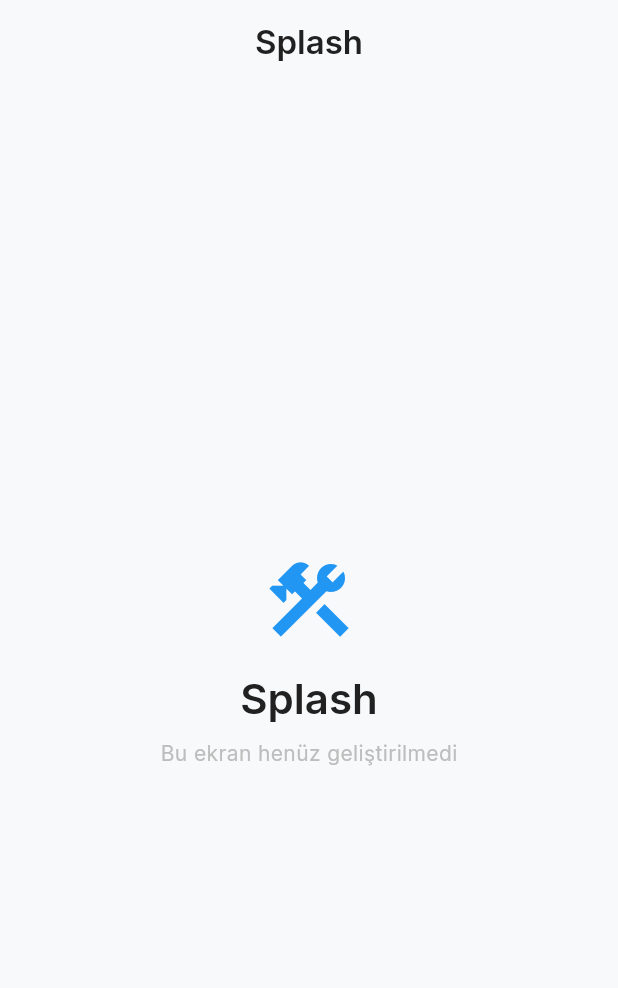
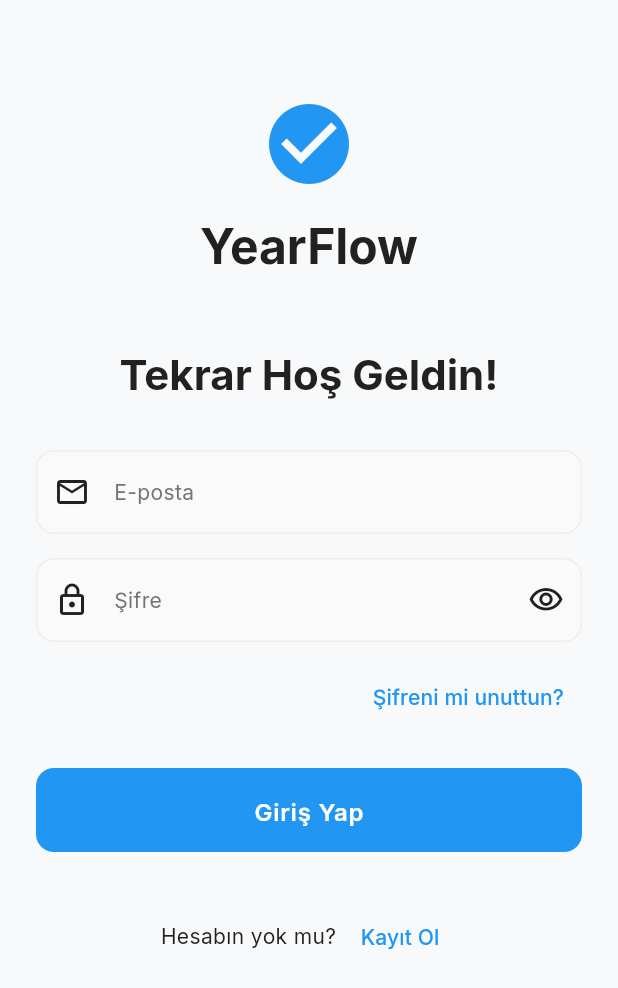
Before and after one commit to mehmetakifkucukkaya/year-flow, a Flutter app: the screen it shows after launch, on a phone screen of 412 x 824 dp. Shown: the top 988 px of the screen. Run offline on Flutter 3.47's test engine with Material 3 defaults, Android fonts, the phone set to English and light mode, and no system bars; our stand-ins replace flutter_riverpod, go_router, google_fonts.

Commit message:
Add auth screens (Login, Register, ForgotPassword) and fix text color visibility

```diff
--- a/lib/core/router/app_router.dart
+++ b/lib/core/router/app_router.dart
@@ -2,37 +2,39 @@ import 'package:flutter/material.dart';
 import 'package:flutter_riverpod/flutter_riverpod.dart';
 import 'package:go_router/go_router.dart';
 
+import '../../features/auth/presentation/forgot_password_page.dart';
+import '../../features/auth/presentation/login_page.dart';
+import '../../features/auth/presentation/register_page.dart';
 import 'app_routes.dart';
 
 /// Router provider
 final routerProvider = Provider<GoRouter>((ref) {
   return GoRouter(
-    initialLocation: AppRoutes.splash,
+    initialLocation: AppRoutes.login,
     debugLogDiagnostics: true,
     routes: [
-      // Splash Screen
+      // Splash Screen (şimdilik login'e yönlendiriyor)
       GoRoute(
         path: AppRoutes.splash,
         name: 'splash',
-        builder: (context, state) => const _PlaceholderScreen(title: 'Splash'),
+        redirect: (context, state) => AppRoutes.login,
       ),
 
       // Auth Routes
       GoRoute(
         path: AppRoutes.login,
         name: 'login',
-        builder: (context, state) => const _PlaceholderScreen(title: 'Giriş'),
+        builder: (context, state) => const LoginPage(),
       ),
       GoRoute(
         path: AppRoutes.register,
         name: 'register',
-        builder: (context, state) => const _PlaceholderScreen(title: 'Kayıt'),
+        builder: (context, state) => const RegisterPage(),
       ),
       GoRoute(
         path: AppRoutes.forgotPassword,
         name: 'forgotPassword',
-        builder: (context, state) =>
-            const _PlaceholderScreen(title: 'Şifre Sıfırlama'),
+        builder: (context, state) => const ForgotPasswordPage(),
       ),
 
       // Onboarding
--- a/lib/core/theme/app_theme.dart
+++ b/lib/core/theme/app_theme.dart
@@ -32,7 +32,10 @@ class AppTheme {
       useMaterial3: true,
       colorScheme: colorScheme,
       scaffoldBackgroundColor: AppColors.backgroundLight,
-      textTheme: AppTextStyles.textTheme,
+      textTheme: AppTextStyles.textTheme.apply(
+        bodyColor: AppColors.gray900,
+        displayColor: AppColors.gray900,
+      ),
 
       // AppBar
       appBarTheme: AppBarTheme(
--- /dev/null
+++ b/lib/features/auth/presentation/login_page.dart
@@ -0,0 +1,186 @@
+import 'package:flutter/material.dart';
+import 'package:flutter_riverpod/flutter_riverpod.dart';
+import 'package:go_router/go_router.dart';
+
+import '../../../core/router/app_routes.dart';
+import '../../../core/theme/app_colors.dart';
+import '../../../core/widgets/index.dart';
+import '../providers/auth_providers.dart';
+
+class LoginPage extends ConsumerStatefulWidget {
+  const LoginPage({super.key});
+
+  @override
+  ConsumerState<LoginPage> createState() => _LoginPageState();
+}
+
+class _LoginPageState extends ConsumerState<LoginPage> {
+  final _formKey = GlobalKey<FormState>();
+  final _emailController = TextEditingController();
+  final _passwordController = TextEditingController();
+  bool _obscurePassword = true;
+
+  @override
+  void dispose() {
+    _emailController.dispose();
+    _passwordController.dispose();
+    super.dispose();
+  }
+
+  Future<void> _handleLogin() async {
+    if (!_formKey.currentState!.validate()) {
+      return;
+    }
+
+    await ref.read(authStateProvider.notifier).signInWithEmail(
+          email: _emailController.text.trim(),
+          password: _passwordController.text,
+        );
+
+    final authState = ref.read(authStateProvider);
+
+    if (authState.errorMessage != null) {
+      if (mounted) {
+        ScaffoldMessenger.of(context).showSnackBar(
+          SnackBar(content: Text(authState.errorMessage!)),
+        );
+      }
+    } else if (authState.isAuthenticated) {
+      if (mounted) {
+        context.go(AppRoutes.home);
+      }
+    }
+  }
+
+
+  @override
+  Widget build(BuildContext context) {
+    final authState = ref.watch(authStateProvider);
+
+    return Scaffold(
+      body: SafeArea(
+        child: SingleChildScrollView(
+          padding: const EdgeInsets.all(24),
+          child: Form(
+            key: _formKey,
+            child: Column(
+              crossAxisAlignment: CrossAxisAlignment.stretch,
+              children: [
+                const SizedBox(height: 40),
+                // Logo
+                Center(
+                  child: Column(
+                    children: [
+                      const Icon(
+                        Icons.check_circle,
+                        size: 64,
+                        color: Colors.blue,
+                      ),
+                      const SizedBox(height: 16),
+                      Text(
+                        'YearFlow',
+                        style: Theme.of(context).textTheme.headlineLarge?.copyWith(
+                              color: AppColors.gray900,
+                              fontWeight: FontWeight.bold,
+                            ),
+                      ),
+                    ],
+                  ),
+                ),
+                const SizedBox(height: 48),
+                // Başlık
+                Text(
+                  'Tekrar Hoş Geldin!',
+                  style: Theme.of(context).textTheme.headlineMedium?.copyWith(
+                        color: AppColors.gray900,
+                        fontWeight: FontWeight.bold,
+                      ),
+                  textAlign: TextAlign.center,
+                ),
+                const SizedBox(height: 32),
+                // Email field
+                AppTextField(
+                  label: 'E-posta',
+                  hint: 'E-posta adresinizi girin',
+                  controller: _emailController,
+                  keyboardType: TextInputType.emailAddress,
+                  textInputAction: TextInputAction.next,
+                  prefixIcon: const Icon(Icons.email_outlined),
+                  validator: (value) {
+                    if (value == null || value.isEmpty) {
+                      return 'E-posta adresi gereklidir';
+                    }
+                    if (!value.contains('@')) {
+                      return 'Geçerli bir e-posta adresi girin';
+                    }
+                    return null;
+                  },
+                ),
+                AppSpacers.md,
+                // Password field
+                AppTextField(
+                  label: 'Şifre',
+                  hint: 'Şifrenizi girin',
+                  controller: _passwordController,
+                  obscureText: _obscurePassword,
+                  textInputAction: TextInputAction.done,
+                  prefixIcon: const Icon(Icons.lock_outlined),
+                  suffixIcon: IconButton(
+                    icon: Icon(
+                      _obscurePassword
+                          ? Icons.visibility_outlined
+                          : Icons.visibility_off_outlined,
+                    ),
+                    onPressed: () {
+                      setState(() {
+                        _obscurePassword = !_obscurePassword;
+                      });
+                    },
+                  ),
+                  validator: (value) {
+                    if (value == null || value.isEmpty) {
+                      return 'Şifre gereklidir';
+                    }
+                    return null;
+                  },
+                ),
+                AppSpacers.sm,
+                // Forgot password link
+                Align(
+                  alignment: Alignment.centerRight,
+                  child: TextButton(
+                    onPressed: () {
+                      context.push(AppRoutes.forgotPassword);
+                    },
+                    child: const Text('Şifreni mi unuttun?'),
+                  ),
+                ),
+                AppSpacers.lg,
+                // Login button
+                AppButton(
+                  onPressed: authState.isLoading ? null : _handleLogin,
+                  isLoading: authState.isLoading,
+                  child: const Text('Giriş Yap'),
+                ),
+                AppSpacers.xl,
+                // Register link
+                Row(
+                  mainAxisAlignment: MainAxisAlignment.center,
+                  children: [
+                    const Text('Hesabın yok mu? '),
+                    TextButton(
+                      onPressed: () {
+                        context.push(AppRoutes.register);
+                      },
+                      child: const Text('Kayıt Ol'),
+                    ),
+                  ],
+                ),
+              ],
+            ),
+          ),
+        ),
+      ),
+    );
+  }
+}
```
Also changed, not shown: lib/features/auth/presentation/forgot_password_page.dart (added, +180 -0 lines), lib/features/auth/presentation/register_page.dart (added, +213 -0 lines), lib/features/auth/providers/auth_providers.dart (added, +116 -0 lines).
